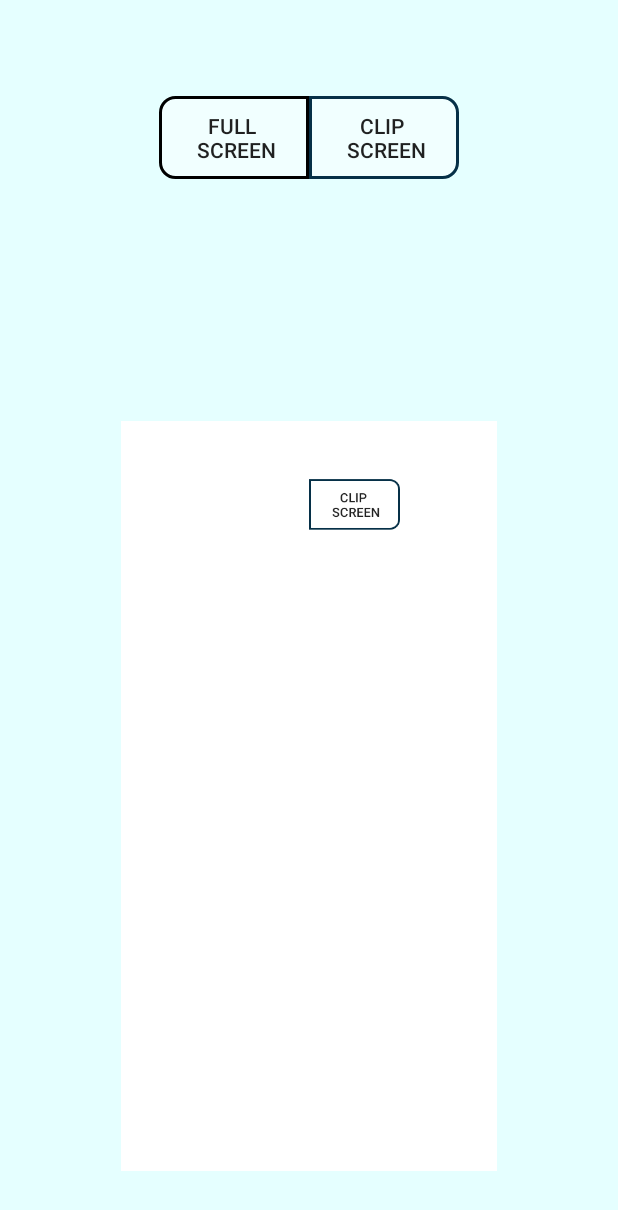
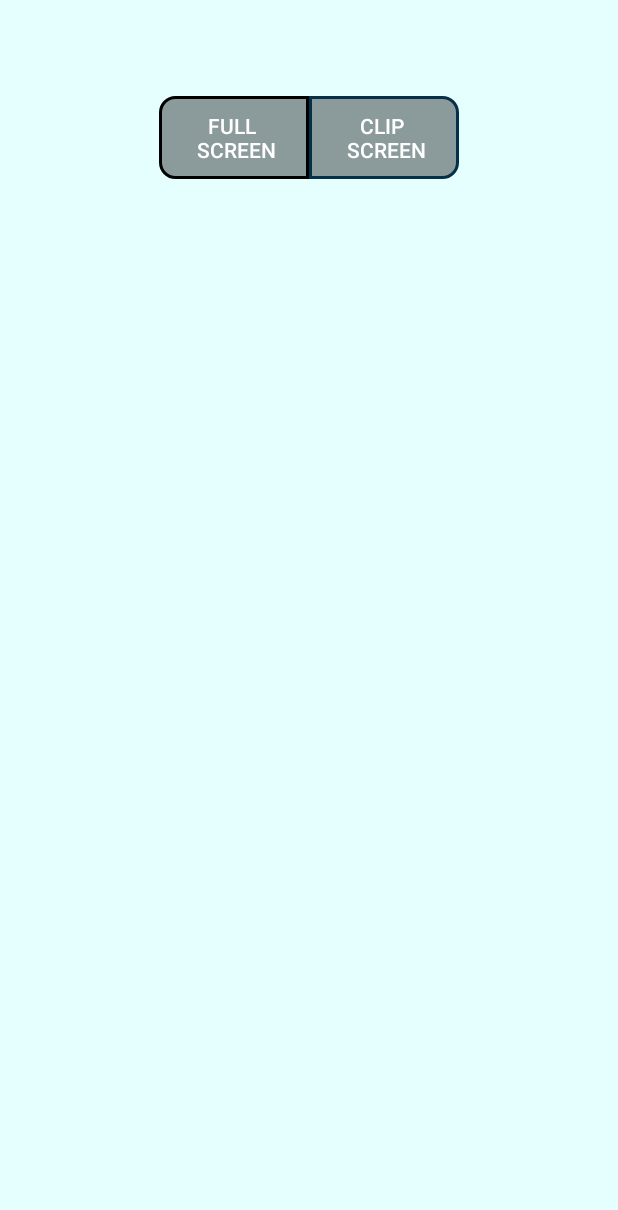
Before and after one commit to ArnavGohil/Snipping-Tool-Android, an Android app: the screen it shows after launch (MainActivity), after a tap on an icon or button, on a phone screen of 412 x 824 dp. Shown: the top 1210 px of the screen. Run offline under Robolectric (Android 15) with nearby library versions, the phone set to English and light mode, and no system bars.

Commit message:
Button Changes

```diff
--- a/app/src/main/java/com/example/screenshotutility/MainActivity.java
+++ b/app/src/main/java/com/example/screenshotutility/MainActivity.java
@@ -46,17 +46,16 @@ public class MainActivity extends AppCompatActivity {
         }
 
         main = findViewById(R.id.main);
-        imageView = findViewById(R.id.imageView);
         Button btn =findViewById(R.id.full);
         btn.setOnClickListener(new View.OnClickListener() {
             @Override
             public void onClick(View view) {
-                view.setVisibility(View.INVISIBLE);
-                Bitmap b = Screenshot.takeScreenShotOfRootView(imageView);
-                imageView.setImageBitmap(b);
+                findViewById(R.id.ll).setVisibility(View.INVISIBLE);
+                Bitmap b = Screenshot.takeScreenShotOfRootView(main);
+                Toast.makeText(MainActivity.this , "ScreenShot Taken" , Toast.LENGTH_SHORT).show();
                 main.setBackgroundColor(Color.parseColor("#e5ffff"));
                 storeScreenshot(b);
-                view.setVisibility(View.VISIBLE);
+                findViewById(R.id.ll).setVisibility(View.VISIBLE);
             }
         });
 
@@ -114,9 +113,6 @@ public class MainActivity extends AppCompatActivity {
                 }
                 return;
             }
-
-            // other 'case' lines to check for other
-            // permissions this app might request.
         }
     }
 
--- a/app/src/main/res/layout/activity_main.xml
+++ b/app/src/main/res/layout/activity_main.xml
@@ -1,28 +1,16 @@
 <?xml version="1.0" encoding="utf-8"?>
 <androidx.constraintlayout.widget.ConstraintLayout
-    android:id="@+id/main"
-    android:background="#FFFFFF"
     xmlns:android="http://schemas.android.com/apk/res/android"
     xmlns:app="http://schemas.android.com/apk/res-auto"
     xmlns:tools="http://schemas.android.com/tools"
+    android:id="@+id/main"
     android:layout_width="match_parent"
     android:layout_height="match_parent"
+    android:background="#FFFFFF"
     tools:context=".MainActivity">
 
-
-
-    <ImageView
-        android:id="@+id/imageView"
-        android:layout_width="300dp"
-        android:layout_height="500dp"
-        app:layout_constraintBottom_toBottomOf="parent"
-        app:layout_constraintEnd_toEndOf="parent"
-        app:layout_constraintStart_toStartOf="parent"
-        app:layout_constraintTop_toTopOf="parent"
-        app:layout_constraintVertical_bias="0.866" />
-
     <LinearLayout
-        android:background="#00FFFFFF"
+        android:id="@+id/ll"
         android:layout_width="wrap_content"
         android:layout_height="wrap_content"
         android:layout_marginTop="64dp"
@@ -37,7 +25,8 @@
             android:layout_height="55dp"
             android:background="@layout/button_shape_left"
             android:text="Full \n SCREEN"
-            android:textAlignment="center" />
+            android:textAlignment="center"
+            android:textColor="#FFFFFF" />
 
         <Button
             android:id="@+id/clip"
@@ -45,7 +34,8 @@
             android:layout_height="55dp"
             android:background="@layout/button_shape_right"
             android:text="clip \n SCREEN"
-            android:textAlignment="center" />
+            android:textAlignment="center"
+            android:textColor="#FFFFFF" />
 
     </LinearLayout>
 
--- a/app/src/main/res/layout/button_shape_left.xml
+++ b/app/src/main/res/layout/button_shape_left.xml
@@ -4,7 +4,7 @@
     android:layout_width="10dp">
     <item>
         <shape android:shape="rectangle">
-            <solid android:color="#75ffffff"/>
+            <solid android:color="#65000000"/>
             <corners
                 android:topLeftRadius="10dp"
                 android:bottomLeftRadius="10dp" />
--- a/app/src/main/res/layout/button_shape_right.xml
+++ b/app/src/main/res/layout/button_shape_right.xml
@@ -4,7 +4,7 @@
     android:layout_width="10dp">
     <item>
         <shape android:shape="rectangle">
-            <solid android:color="#75ffffff"/>
+            <solid android:color="#65000000"/>
             <corners
                 android:topRightRadius="10dp"
                 android:bottomRightRadius="10dp"
```
